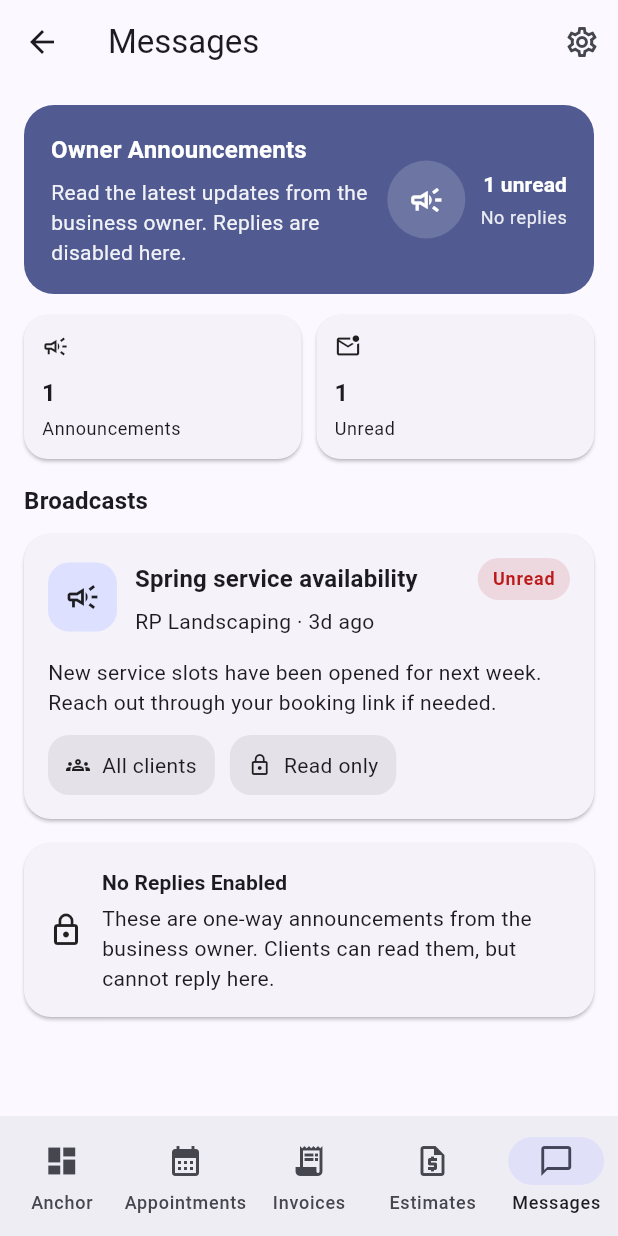
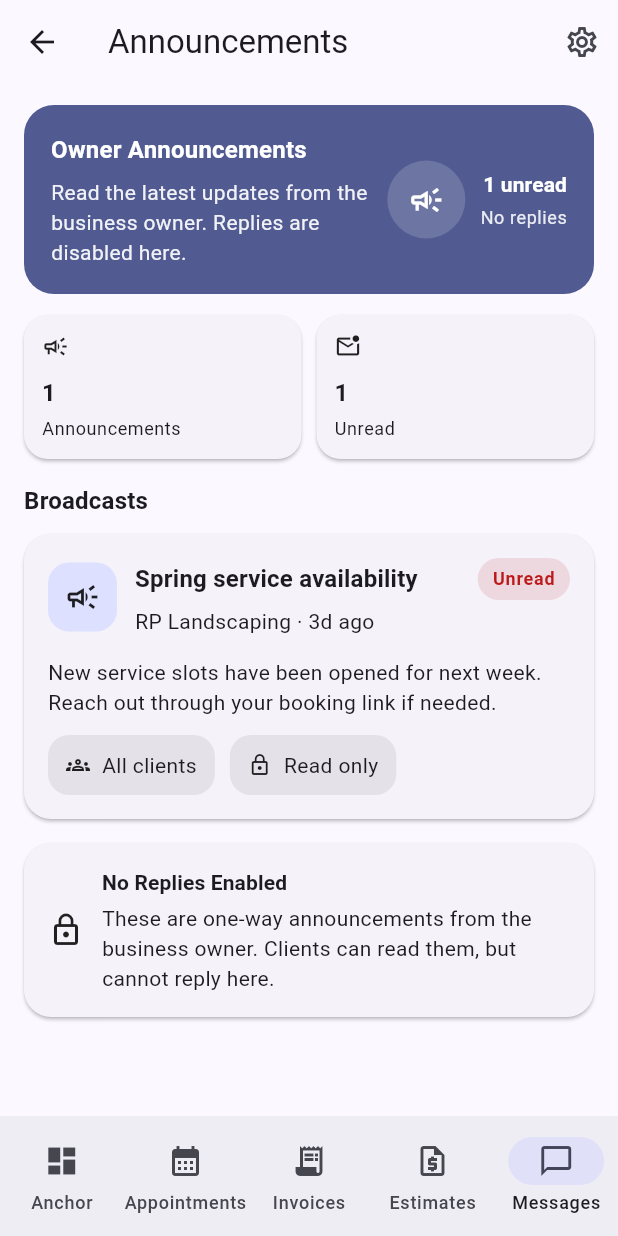
Before and after one commit to sanvi-ven/AFG2026, a Flutter app: the MessagesPage screen opened by its route, on a phone screen of 412 x 824 dp. Run offline on Flutter 3.47's test engine with Material 3 defaults, Android fonts, the phone set to English and light mode, and no system bars; our stand-ins replace cloud_firestore, firebase_auth, firebase_core, google_sign_in, web, webview_flutter; missing offline and left inert: dart:ui_web; accounts and stored records are empty.

Commit message:
announcement change

```diff
--- a/frontend/lib/features/messages/presentation/messages_page.dart
+++ b/frontend/lib/features/messages/presentation/messages_page.dart
@@ -19,7 +19,7 @@ class MessagesPage extends StatelessWidget {
 
 
    return AppScaffold(
-     title: 'Messages',
+     title: 'Announcements',
      role: role,
      selectedRoute: '/messages',
      body: ListView(
```
